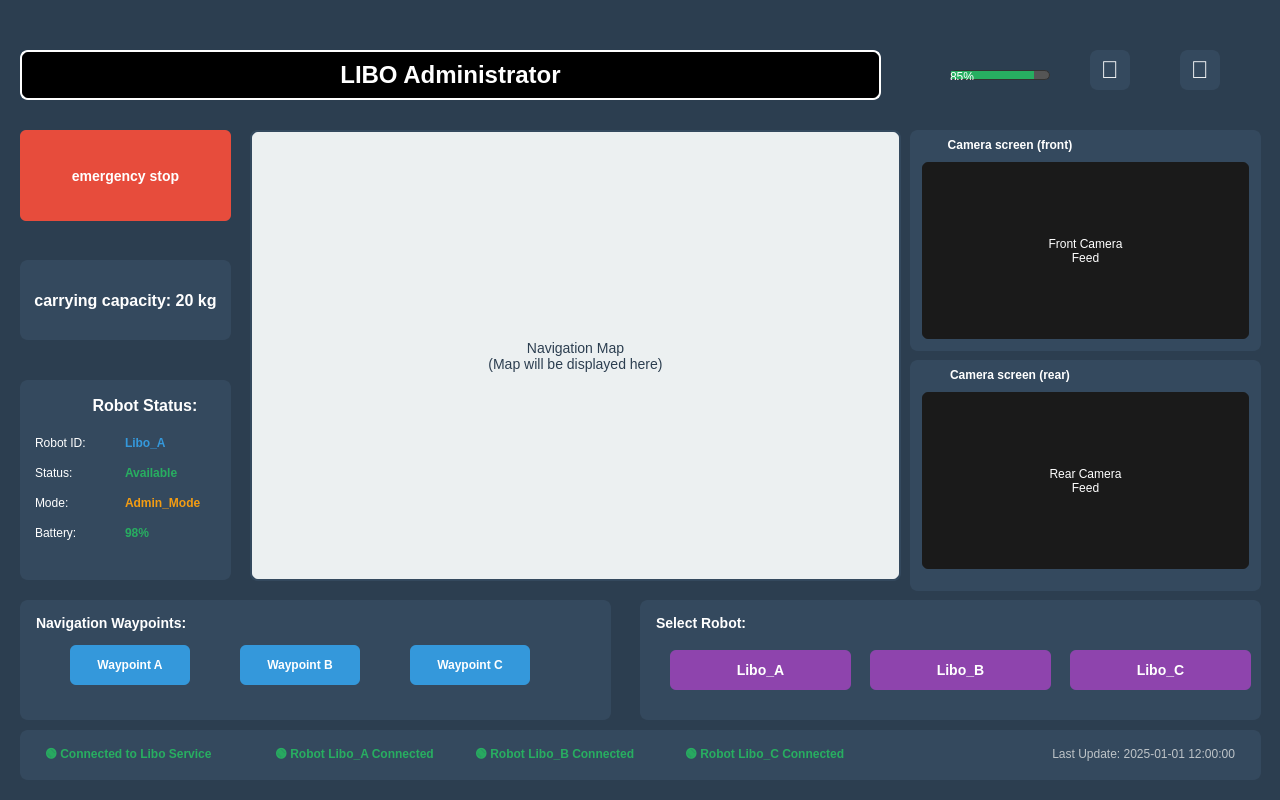
The window that ros_ws/src/admin/ui/admin_main_tab.ui (addinedu-ros-9th/ros-repo-1) describes before a commit, drawn with Qt 5.
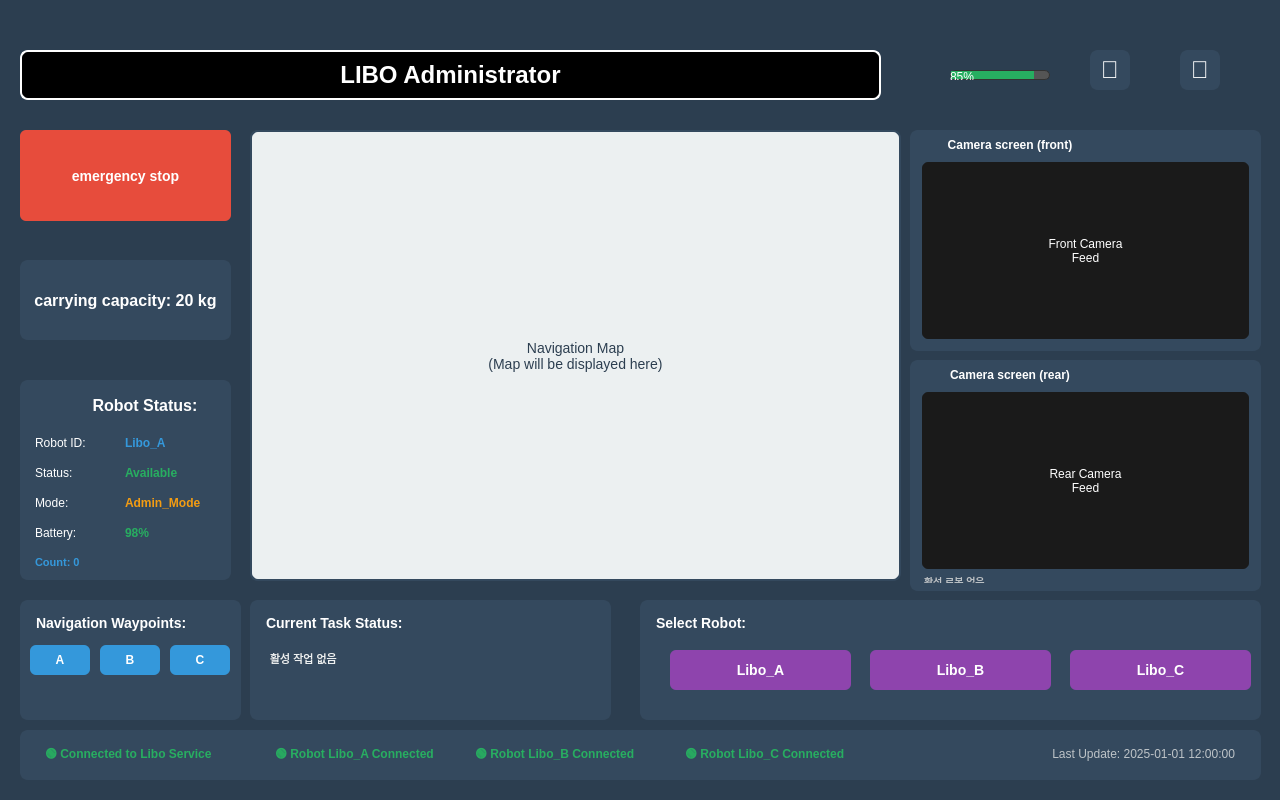
The same window after the commit.

```diff
--- a/ros_ws/src/admin/ui/admin_main_tab.ui
+++ b/ros_ws/src/admin/ui/admin_main_tab.ui
@@ -339,6 +339,70 @@
      <string>98%</string>
     </property>
    </widget>
+   <widget class="QLabel" name="robot_count_label">
+    <property name="geometry">
+     <rect>
+      <x>10</x>
+      <y>170</y>
+      <width>191</width>
+      <height>25</height>
+     </rect>
+    </property>
+    <property name="styleSheet">
+     <string>color: #3498db; font-weight: bold; font-size: 11px;</string>
+    </property>
+    <property name="text">
+     <string>Count: 0</string>
+    </property>
+   </widget>
+  </widget>
+  <widget class="QFrame" name="task_status_frame">
+   <property name="geometry">
+    <rect>
+     <x>250</x>
+     <y>600</y>
+     <width>361</width>
+     <height>120</height>
+    </rect>
+   </property>
+   <widget class="QLabel" name="task_status_title">
+    <property name="geometry">
+     <rect>
+      <x>10</x>
+      <y>10</y>
+      <width>200</width>
+      <height>25</height>
+     </rect>
+    </property>
+    <property name="styleSheet">
+     <string>font-size: 14px; font-weight: bold;</string>
+    </property>
+    <property name="text">
+     <string>Current Task Status:</string>
+    </property>
+   </widget>
+   <widget class="QLabel" name="task_status_label">
+    <property name="geometry">
+     <rect>
+      <x>10</x>
+      <y>40</y>
+      <width>341</width>
+      <height>70</height>
+     </rect>
+    </property>
+    <property name="styleSheet">
+     <string>color: #ecf0f1; font-size: 11px; background-color: #34495e; padding: 5px; border-radius: 3px;</string>
+    </property>
+    <property name="text">
+     <string>활성 작업 없음</string>
+    </property>
+    <property name="alignment">
+     <set>Qt::AlignTop</set>
+    </property>
+    <property name="wordWrap">
+     <bool>true</bool>
+    </property>
+   </widget>
   </widget>
   <widget class="QLabel" name="map_display">
    <property name="geometry">
@@ -457,6 +521,25 @@
      <set>Qt::AlignCenter</set>
     </property>
    </widget>
+   <widget class="QLabel" name="robot_list_label">
+    <property name="geometry">
+     <rect>
+      <x>10</x>
+      <y>210</y>
+      <width>331</width>
+      <height>15</height>
+     </rect>
+    </property>
+    <property name="styleSheet">
+     <string>color: #bdc3c7; font-size: 10px;</string>
+    </property>
+    <property name="text">
+     <string>활성 로봇 없음</string>
+    </property>
+    <property name="alignment">
+     <set>Qt::AlignTop</set>
+    </property>
+   </widget>
   </widget>
   <widget class="QPushButton" name="emergency_btn">
    <property name="geometry">
@@ -476,7 +559,7 @@
     <rect>
      <x>20</x>
      <y>600</y>
-     <width>591</width>
+     <width>221</width>
      <height>120</height>
     </rect>
    </property>
@@ -499,40 +582,40 @@
    <widget class="QPushButton" name="waypoint_a_btn">
     <property name="geometry">
      <rect>
-      <x>50</x>
+      <x>10</x>
       <y>45</y>
-      <width>120</width>
-      <height>40</height>
+      <width>60</width>
+      <height>30</height>
      </rect>
     </property>
     <property name="text">
-     <string>Waypoint A</string>
+     <string>A</string>
     </property>
    </widget>
    <widget class="QPushButton" name="waypoint_b_btn">
     <property name="geometry">
      <rect>
-      <x>220</x>
+      <x>80</x>
       <y>45</y>
-      <width>120</width>
-      <height>40</height>
+      <width>60</width>
+      <height>30</height>
      </rect>
     </property>
     <property name="text">
-     <string>Waypoint B</string>
+     <string>B</string>
     </property>
    </widget>
    <widget class="QPushButton" name="waypoint_c_btn">
     <property name="geometry">
      <rect>
-      <x>390</x>
+      <x>150</x>
       <y>45</y>
-      <width>120</width>
-      <height>40</height>
+      <width>60</width>
+      <height>30</height>
      </rect>
     </property>
     <property name="text">
-     <string>Waypoint C</string>
+     <string>C</string>
     </property>
    </widget>
   </widget>
```
